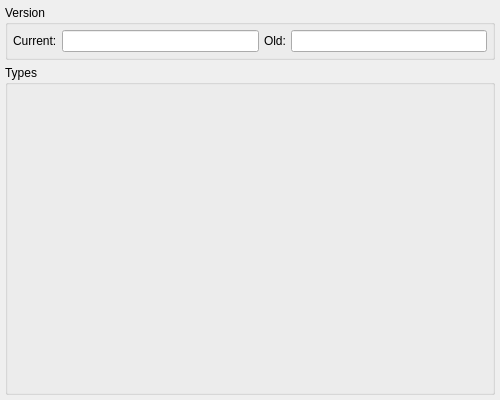
Old version of the form libs/libgui/ui/dbobjects/extensionwidget.ui in the repository maniac787/pgmodeler.
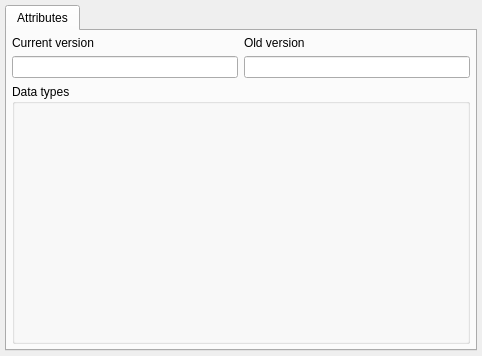
New version of the form. Icons and pictures are not drawn.

Commit message:
Refactor ExtensionWidget to use tabbed layout
- Changed ExtensionWidget to use configureTabbedLayout()
- Replaced QGroupBox containers with QTabWidget structure
- Updated types_tab creation to use GuiUtilsNs::createWidgetInParent()
- Changed icon methods: QIcon(getIconPath()) -> getIcon()
- Adjusted minimum size: 500x500 -> 550x350
- Removed manual layout creation for types_gb

The edit to the form file:
```diff
--- a/libs/libgui/ui/dbobjects/extensionwidget.ui
+++ b/libs/libgui/ui/dbobjects/extensionwidget.ui
@@ -6,11 +6,11 @@
    <rect>
     <x>0</x>
     <y>0</y>
-    <width>500</width>
-    <height>400</height>
+    <width>482</width>
+    <height>356</height>
    </rect>
   </property>
-  <layout class="QGridLayout" name="extension_grid">
+  <layout class="QVBoxLayout" name="verticalLayout_3">
    <property name="leftMargin">
     <number>5</number>
    </property>
@@ -23,14 +23,19 @@
    <property name="bottomMargin">
     <number>5</number>
    </property>
-   <property name="spacing">
-    <number>5</number>
-   </property>
-   <item row="0" column="0">
-    <widget class="QGroupBox" name="groupBox">
-     <property name="title">
-      <string>Version</string>
-     </property>
+   <item>
+    <widget class="QTabWidget" name="ext_attribs_tbw">
+     <property name="currentIndex">
+      <number>0</number>
+     </property>
+     <widget class="QWidget" name="ext_attribs_tab">
+      <attribute name="icon">
+       <iconset resource="../../res/resources.qrc">
+        <normaloff>:/icons/icons/attribute.png</normaloff>:/icons/icons/attribute.png</iconset>
+      </attribute>
+      <attribute name="title">
+       <string>Attributes</string>
+      </attribute>
      <layout class="QGridLayout" name="gridLayout">
       <property name="leftMargin">
        <number>5</number>
@@ -44,29 +49,9 @@
       <property name="bottomMargin">
        <number>5</number>
       </property>
-      <property name="spacing">
-       <number>5</number>
-      </property>
-      <item row="0" column="1">
-       <widget class="QLineEdit" name="cur_ver_edt">
-        <property name="sizePolicy">
-         <sizepolicy hsizetype="Expanding" vsizetype="Fixed">
-          <horstretch>0</horstretch>
-          <verstretch>0</verstretch>
-         </sizepolicy>
-        </property>
-        <property name="minimumSize">
-         <size>
-          <width>100</width>
-          <height>0</height>
-         </size>
-        </property>
-        <property name="clearButtonEnabled">
-         <bool>true</bool>
-        </property>
-       </widget>
-      </item>
       <item row="0" column="0">
+        <layout class="QVBoxLayout" name="verticalLayout">
+         <item>
        <widget class="QLabel" name="cur_ver_lbl">
         <property name="sizePolicy">
          <sizepolicy hsizetype="Preferred" vsizetype="Fixed">
@@ -75,11 +60,34 @@
          </sizepolicy>
         </property>
         <property name="text">
-         <string>Current:</string>
+            <string>Current version</string>
         </property>
        </widget>
       </item>
-      <item row="0" column="2">
+         <item>
+          <widget class="QLineEdit" name="cur_ver_edt">
+           <property name="sizePolicy">
+            <sizepolicy hsizetype="Expanding" vsizetype="Fixed">
+             <horstretch>0</horstretch>
+             <verstretch>0</verstretch>
+            </sizepolicy>
+           </property>
+           <property name="minimumSize">
+            <size>
+             <width>100</width>
+             <height>0</height>
+            </size>
+           </property>
+           <property name="clearButtonEnabled">
+            <bool>true</bool>
+           </property>
+          </widget>
+         </item>
+        </layout>
+       </item>
+       <item row="0" column="1">
+        <layout class="QVBoxLayout" name="verticalLayout_2">
+         <item>
        <widget class="QLabel" name="old_ver_lbl">
         <property name="sizePolicy">
          <sizepolicy hsizetype="Preferred" vsizetype="Fixed">
@@ -88,11 +96,11 @@
          </sizepolicy>
         </property>
         <property name="text">
-         <string>Old:</string>
+            <string>Old version</string>
         </property>
        </widget>
       </item>
-      <item row="0" column="3">
+         <item>
        <widget class="QLineEdit" name="old_ver_edt">
         <property name="sizePolicy">
          <sizepolicy hsizetype="Expanding" vsizetype="Fixed">
@@ -112,9 +120,8 @@
        </widget>
       </item>
      </layout>
-    </widget>
-   </item>
-   <item row="1" column="0">
+       </item>
+       <item row="1" column="0" colspan="2">
     <widget class="QGroupBox" name="types_gb">
      <property name="sizePolicy">
       <sizepolicy hsizetype="Preferred" vsizetype="Expanding">
@@ -123,12 +130,18 @@
       </sizepolicy>
      </property>
      <property name="title">
-      <string>Types</string>
+          <string>Data types</string>
      </property>
     </widget>
    </item>
   </layout>
  </widget>
- <resources/>
+    </widget>
+   </item>
+  </layout>
+ </widget>
+ <resources>
+  <include location="../../res/resources.qrc"/>
+ </resources>
  <connections/>
 </ui>
```
Lines whose indentation alone changed are shown as unchanged. The commit also changes 1 other file.
